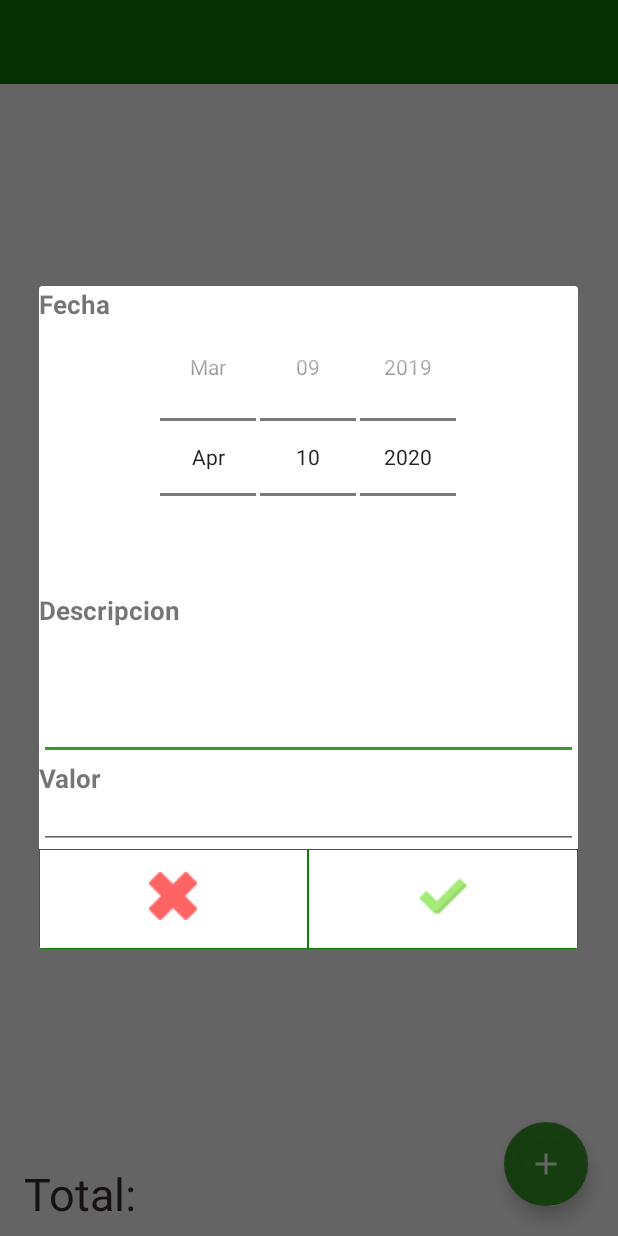
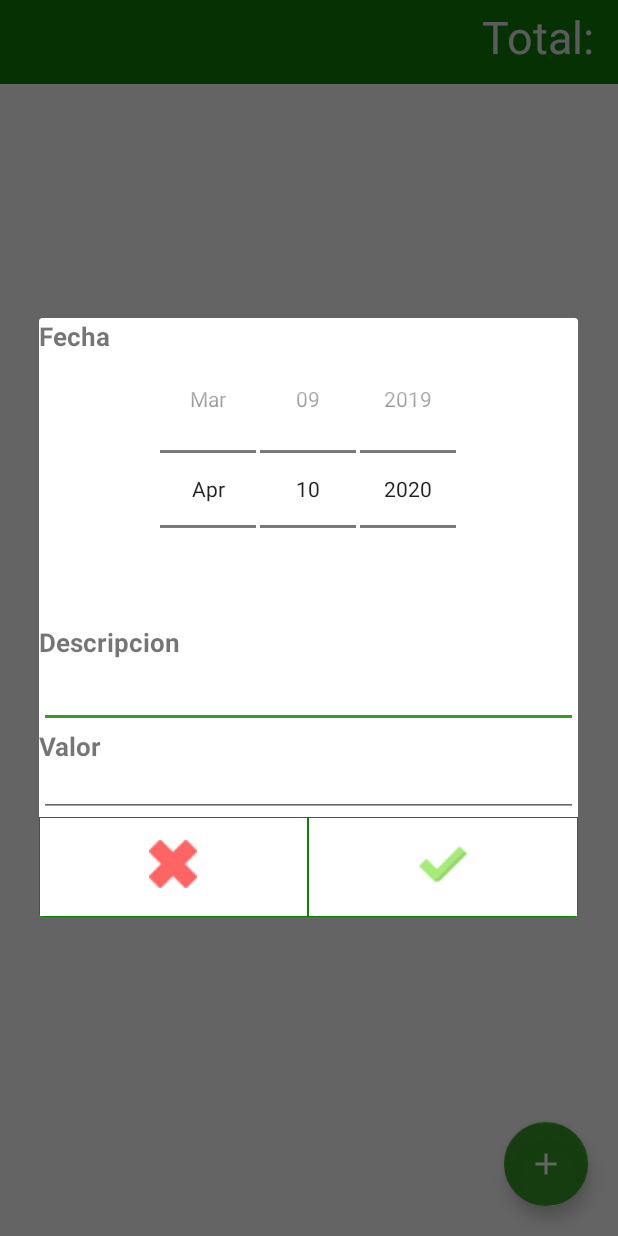
Before and after one commit to Alejogaba/Libro_de_cobros, an Android app: the DetallesPersonaActivity screen opened directly, with no data from a screen before it, after a tap on an icon or button, on a phone screen of 412 x 824 dp. Run offline under Robolectric (Android 15) with nearby library versions, the phone set to English and light mode, and no system bars; our stand-ins replace Firebase (no records; nobody signed in at launch, a user with empty details on screens opened directly); libraries missing offline, so code that uses them is left out: com.firebase.client; 7 statements that could not run were skipped.

Commit message:
Errores solucionados, separador por meses añadido

```diff
--- a/app/src/main/java/com/app/vefi/DetallesPersonaActivity.java
+++ b/app/src/main/java/com/app/vefi/DetallesPersonaActivity.java
@@ -4,6 +4,7 @@ import android.annotation.SuppressLint;
 import android.app.AlertDialog;
 import android.content.Context;
 import android.os.Bundle;
+import android.text.InputType;
 import android.util.Log;
 import android.view.KeyEvent;
 import android.view.LayoutInflater;
@@ -71,7 +72,8 @@ public class DetallesPersonaActivity extends AppCompatActivity implements Regist
         firebase =  new Firebase(url);
 
         datos= getIntent().getExtras();
-        final String datoObtenido = datos.getString("name");
+        final String datoObtenido = datos.getString("uid");
+        final String datoNombre = datos.getString("name");
         copyDatobtenido=datoObtenido;
         titulo = findViewById(R.id.textView_titulo);
         btnAdd = findViewById(R.id.buttonAdd);
@@ -84,7 +86,7 @@ public class DetallesPersonaActivity extends AppCompatActivity implements Regist
         milistaDatos.setAdapter(adapter);
         milistaDatos.addItemDecoration(new DividerItemDecoration(DetallesPersonaActivity.this, LinearLayout.VERTICAL));
 
-        titulo.setText(datoObtenido);
+        titulo.setText(datoNombre);
 
         final FirebaseUser user = mauth.getCurrentUser();
         Log.e(tag,"SE OBTIENE USUARIO");
@@ -93,7 +95,7 @@ public class DetallesPersonaActivity extends AppCompatActivity implements Regist
         Log.e(tag,"SE DECLARA ARAYADAPTER");
         Log.e(tag,"SET ADAPATER");
 
-        firebase.child(datoObtenido).addChildEventListener(new ChildEventListener() {
+        firebase.child(datoObtenido).orderByChild("month").addChildEventListener(new ChildEventListener() {
             @Override
             public void onChildAdded(DataSnapshot dataSnapshot, String s) {
                 if (dataSnapshot != null && dataSnapshot.getValue() != null) {
@@ -104,7 +106,6 @@ public class DetallesPersonaActivity extends AppCompatActivity implements Regist
                             milistaDatos.scrollToPosition(registroArrayList.size() - 1);
                             adapter.notifyItemInserted(registroArrayList.size() - 1);
                             total.setText(sumar());
-
                     }
                     catch (Exception ex) {
                         Log.e("ERROR", ex.getMessage());
@@ -180,6 +181,7 @@ public class DetallesPersonaActivity extends AppCompatActivity implements Regist
         descripcion.requestFocus();
         InputMethodManager imm = (InputMethodManager) getSystemService(Context.INPUT_METHOD_SERVICE);
         imm.showSoftInput(descripcion, InputMethodManager.SHOW_IMPLICIT);
+        descripcion.setInputType(InputType.TYPE_CLASS_TEXT | InputType.TYPE_TEXT_FLAG_CAP_SENTENCES|InputType.TYPE_TEXT_FLAG_MULTI_LINE);
 
         long now = System.currentTimeMillis() - 1000;
         fecha.setMaxDate(now);
--- a/app/src/main/java/com/app/vefi/data/Adaptador/RegistrosMesAdaptador.java
+++ /dev/null
@@ -1,4 +0,0 @@
-package com.app.vefi.data.Adaptador;
-
-public class RegistrosMesAdaptador {
-}
--- a/app/src/main/res/layout/activity_detalles_persona.xml
+++ b/app/src/main/res/layout/activity_detalles_persona.xml
@@ -24,14 +24,16 @@
         android:id="@+id/textView_titulo"
         android:layout_width="wrap_content"
         android:layout_height="wrap_content"
-        android:layout_marginStart="16dp"
+        android:layout_marginStart="8dp"
         android:textColor="@android:color/white"
         android:textSize="36sp"
+        android:textStyle="bold"
         app:layout_constraintStart_toStartOf="@+id/mytoolbar"
         app:layout_constraintTop_toTopOf="parent"
         tools:text="Nombre" />
 
     <ScrollView
+        android:id="@+id/scrollView2"
         android:layout_width="match_parent"
         android:layout_height="match_parent"
         android:layout_marginTop="52dp"
@@ -70,25 +72,25 @@
         android:id="@+id/tv5"
         android:layout_width="wrap_content"
         android:layout_height="wrap_content"
-        android:layout_marginStart="16dp"
-        android:layout_marginBottom="8dp"
+        android:layout_marginTop="4dp"
+        android:layout_marginEnd="8dp"
         android:text="@string/total_value"
-        android:textColor="@color/itemTextColor"
+        android:textColor="@color/colorButtomBar"
         android:textSize="30sp"
         android:visibility="visible"
-        app:layout_constraintBottom_toBottomOf="parent"
-        app:layout_constraintStart_toStartOf="parent" />
+        app:layout_constraintEnd_toStartOf="@+id/textViewTotal"
+        app:layout_constraintTop_toTopOf="@+id/mytoolbar" />
 
     <TextView
         android:id="@+id/textViewTotal"
         android:layout_width="wrap_content"
         android:layout_height="wrap_content"
-        android:layout_marginStart="8dp"
-        android:layout_marginBottom="8dp"
-        android:textColor="@color/itemTextColor"
+        android:layout_marginTop="4dp"
+        android:layout_marginEnd="8dp"
+        android:textColor="@color/colorButtomBar"
         android:textSize="30sp"
-        app:layout_constraintBottom_toBottomOf="parent"
-        app:layout_constraintStart_toEndOf="@id/tv5"
+        app:layout_constraintEnd_toEndOf="parent"
+        app:layout_constraintTop_toTopOf="parent"
         tools:text="0" />
 
 </androidx.constraintlayout.widget.ConstraintLayout>
--- a/app/src/main/res/layout/retrieve_data_dialog.xml
+++ b/app/src/main/res/layout/retrieve_data_dialog.xml
@@ -35,7 +35,8 @@
         android:layout_height="wrap_content"
         android:inputType="textMultiLine"
         android:scrollHorizontally="false"
-        android:minLines="3"
+        android:minLines="1"
+
         android:maxLines="5" />
 
 
--- a/app/src/main/res/values/colors.xml
+++ b/app/src/main/res/values/colors.xml
@@ -3,6 +3,7 @@
     <color name="colorPrimary">#0F7E07</color>
     <color name="colorPrimaryDark">#035700</color>
     <color name="colorAccent">#F22D941B</color>
+    <color name="colorButtomBar">#E4E4E4</color>
     <color name="itemTextColor">#FF382E2D</color>
     <color name="backgroundFloatingButton">#B00EA764</color>
 
--- a/app/src/main/res/values/strings.xml
+++ b/app/src/main/res/values/strings.xml
@@ -13,5 +13,18 @@
     <string name="logout_button">"Logout"</string>
     <string name="title_activity_principal">PrincipalActivity</string>
     <string name="action_settings">Settings</string>
+    <!-- Strings related to registros persona-->
     <string name="total_value">Total: </string>
+    <string name="month_1">January</string>
+    <string name="month_2">February</string>
+    <string name="month_3">March</string>
+    <string name="month_4">April</string>
+    <string name="month_5">May</string>
+    <string name="month_6">June</string>
+    <string name="month_7">July</string>
+    <string name="month_8">August</string>
+    <string name="month_9">September</string>
+    <string name="month_10">October</string>
+    <string name="month_11">November</string>
+    <string name="month_12">December</string>
 </resources>
```
Also changed, not shown: app/src/main/java/com/app/vefi/data/Adaptador/PrincipalAdaptador.java (+4 -3 lines), app/src/main/java/com/app/vefi/data/Adaptador/RegistrosAdaptador.java (+114 -0 lines), app/src/main/res/layout/item_list.xml (+33 -12 lines), app/src/main/res/layout/item_list_detalles_mes.xml (deleted, +0 -28 lines), 1 other file.
